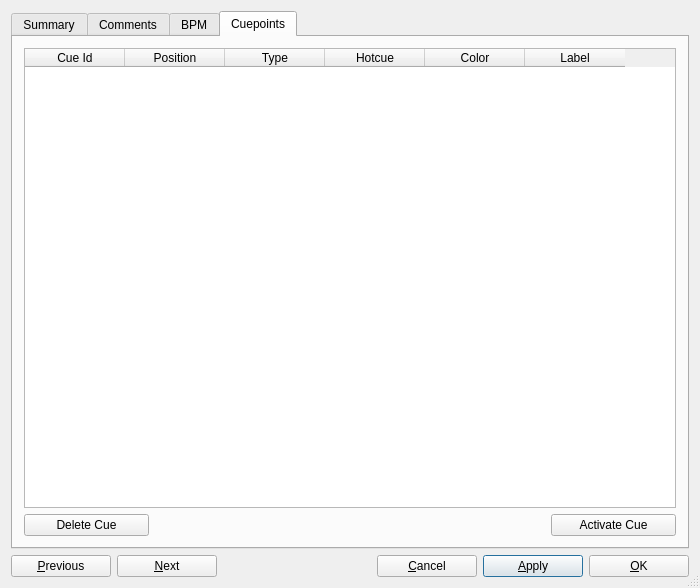
Before: the Qt Designer form src/library/dlgtrackinfo.ui in mixxxdj/mixxx, drawn with Qt 5.
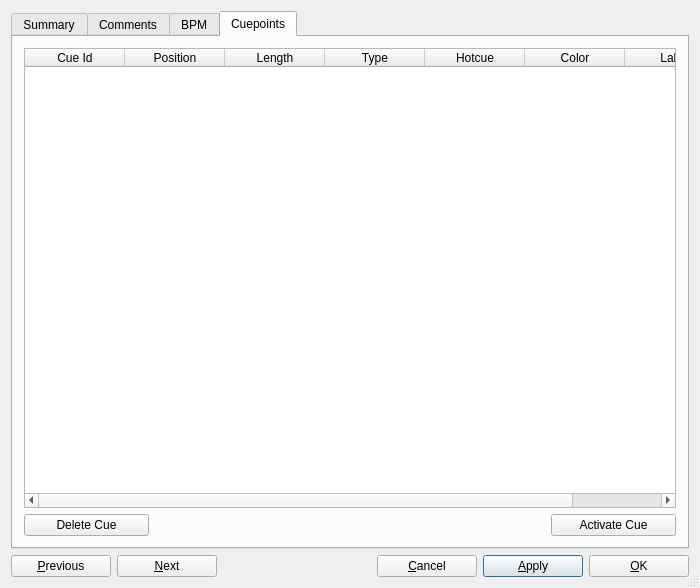
After: the same form once the commit is applied. The open tabs and pages were chosen to show the change.

Commit message: Add length column to the DlgTrackInfo dialog table

Diff of the .ui file:
```diff
--- a/src/library/dlgtrackinfo.ui
+++ b/src/library/dlgtrackinfo.ui
@@ -815,6 +815,11 @@
            <string>Position</string>
           </property>
          </column>
+         <column>
+          <property name="text">
+           <string>Length</string>
+          </property>
+         </column>
          <column>
           <property name="text">
            <string>Type</string>
```
The commit also changes 1 other file.
